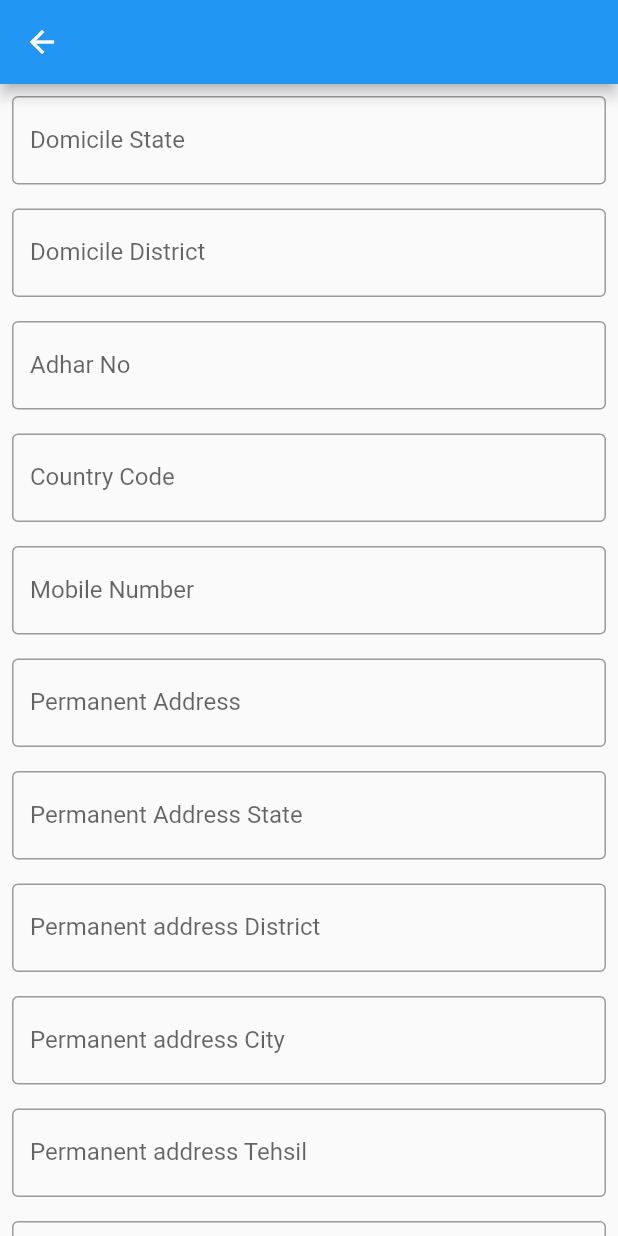
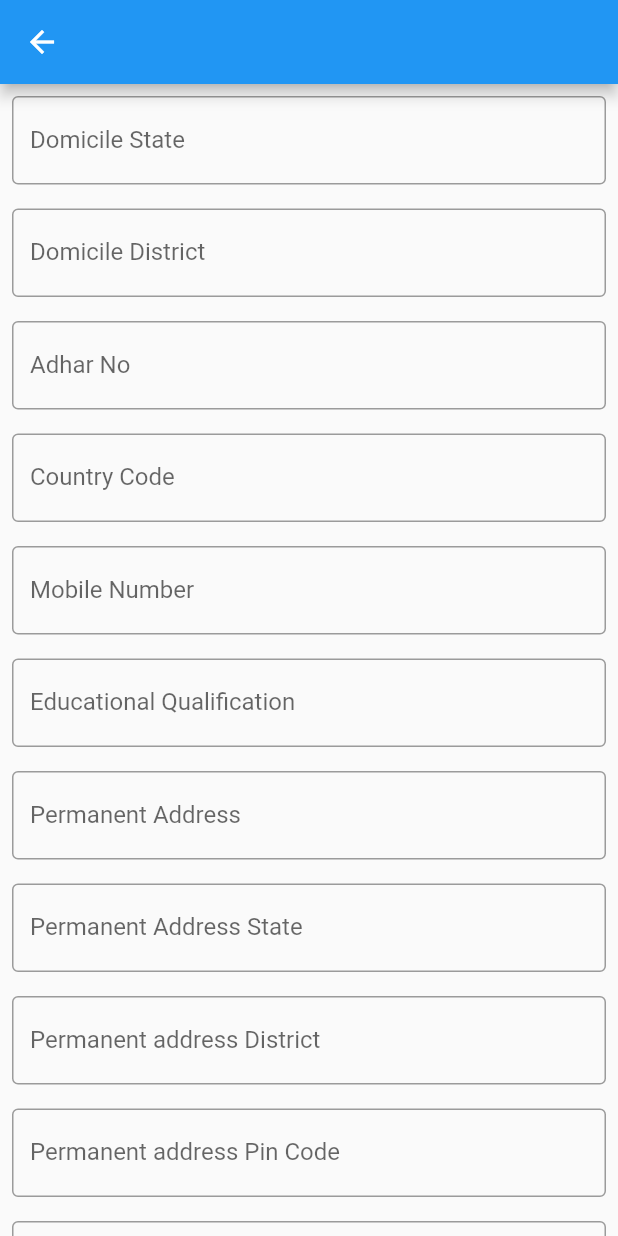
Before and after one commit to Adityavns/kptech, a Flutter app: the OtherDetails screen opened directly with empty values, on a phone screen of 412 x 824 dp. Run offline on Flutter 3.47's test engine with Material 2 defaults, Android fonts, the phone set to English and light mode, and no system bars; our stand-ins replace datetime_picker_formfield, firebase_database; missing offline and left inert: grouped_buttons; accounts and stored records are empty; generated files the repository leaves out were written again.

Commit message:
other details

```diff
--- a/lib/other_details.dart
+++ b/lib/other_details.dart
@@ -2,7 +2,7 @@ import 'package:flutter/material.dart';
 import 'package:kptech/communication_details.dart';
 
 class OtherDetails extends StatefulWidget {
-  Map map;
+  final Map map;
   @override
   OtherDetails(this.map) {
     print(map);
@@ -25,8 +25,6 @@ class _OtherDetailsState extends State<OtherDetails> {
   final permanentAddressTehsil = TextEditingController();
   final permanentAddressConstituency = TextEditingController();
   final GlobalKey<FormState> _formKey = GlobalKey<FormState>();
-  String dropDownValue = "One";
-  bool isAdhar = false;
 
   @override
   Widget build(BuildContext context) {
@@ -104,6 +102,17 @@ class _OtherDetailsState extends State<OtherDetails> {
           padding: const EdgeInsets.all(8.0),
           child: TextFormField(
             validator: (val) => val.isEmpty ? "Field cannot be empty" : null,
+            controller: educationLevel,
+            decoration: InputDecoration(
+              border: OutlineInputBorder(),
+              labelText: "Educational Qualification",
+            ),
+          ),
+        ),
+        Padding(
+          padding: const EdgeInsets.all(8.0),
+          child: TextFormField(
+            validator: (val) => val.isEmpty ? "Field cannot be empty" : null,
             controller: permanentAddress,
             decoration: InputDecoration(
               border: OutlineInputBorder(),
@@ -130,6 +139,17 @@ class _OtherDetailsState extends State<OtherDetails> {
             decoration: InputDecoration(
               border: OutlineInputBorder(),
               labelText: "Permanent address District",
+            ),
+          ),
+        ),
+        Padding(
+          padding: const EdgeInsets.all(8.0),
+          child: TextFormField(
+            validator: (val) => val.isEmpty ? "Field cannot be empty" : null,
+            controller: permanentAddressPinCode,
+            decoration: InputDecoration(
+              border: OutlineInputBorder(),
+              labelText: "Permanent address Pin Code",
             ),
           ),
         ),
@@ -198,14 +218,15 @@ class _OtherDetailsState extends State<OtherDetails> {
     map["adharNo"] = adharNo.text;
     map["countryCode"] = countryCode.text;
     map["mobileNo"] = mobileNo.text;
+    map["educationLevel"] = educationLevel.text;
     map["permanentAddress"] = permanentAddress.text;
     map["permanentAddressState"] = permanentAddressState.text;
     map["permanentAddressDistrict"] = permanentAddressDistrict.text;
+    map["permanentAddressPinCode"] = permanentAddressPinCode.text;
     map["permanentAddressCity"] = permanentAddressCity.text;
     map["permanentAddressTehsil"] = permanentAddressTehsil.text;
     map["permanentAddressConstituency"] = permanentAddressConstituency.text;
     print(map);
     return map;
-
   }
 }
```
